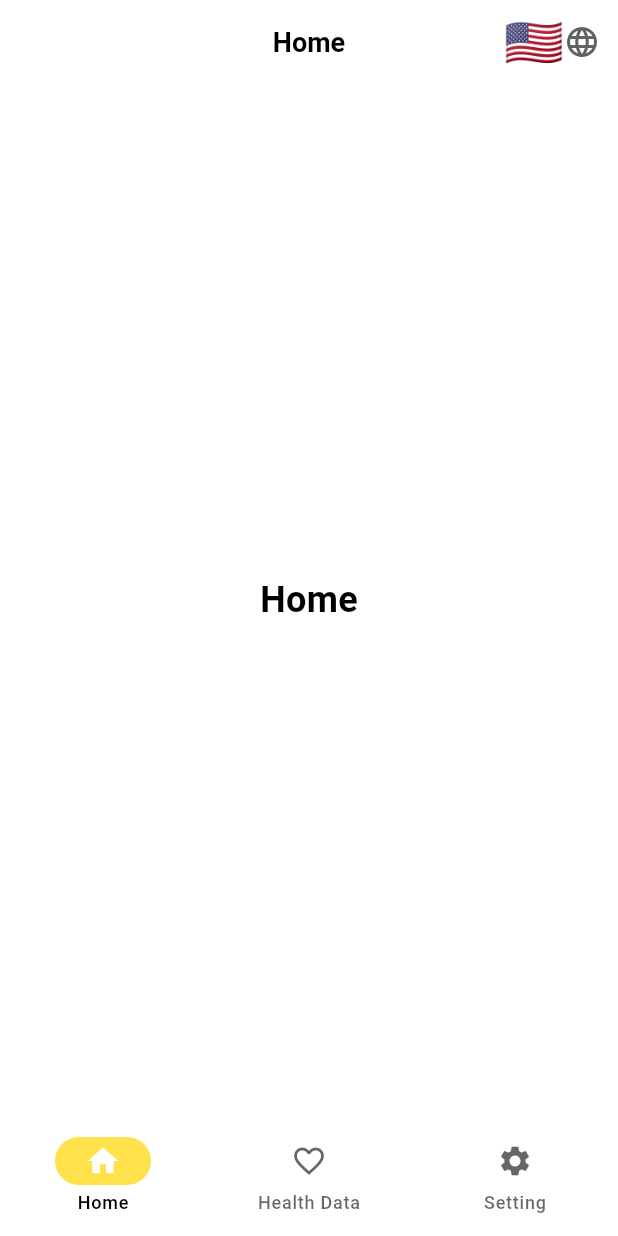
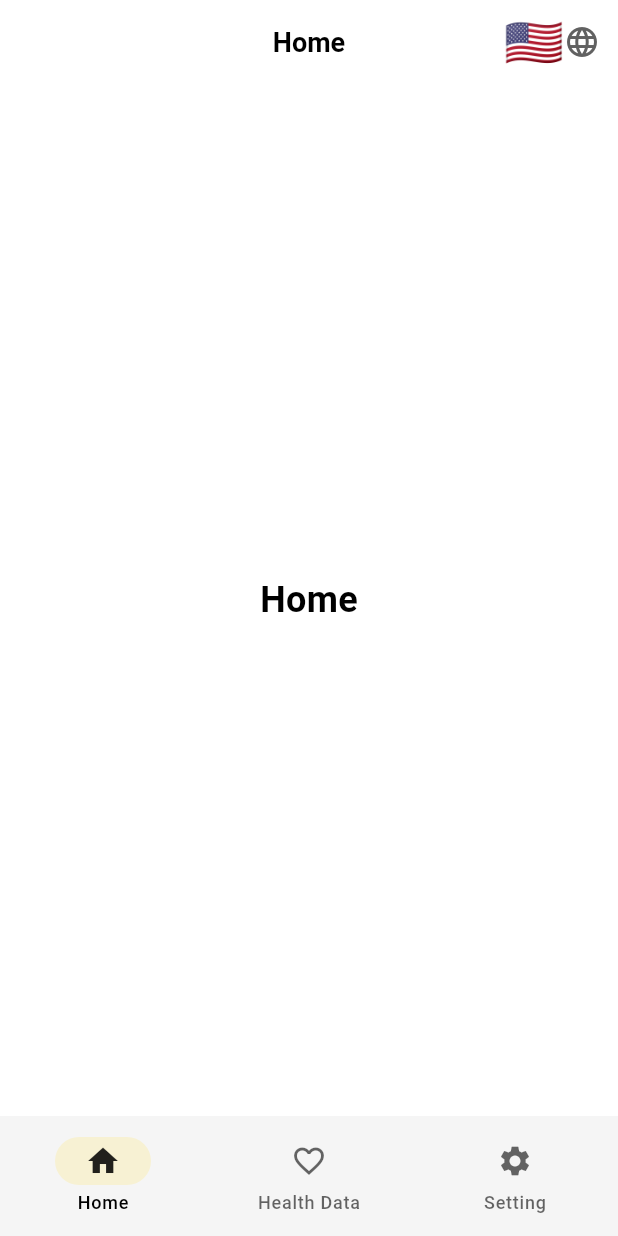
Before and after one commit to arthasyou/capsula_flutter, a Flutter app: the screen it shows after launch, on a phone screen of 412 x 824 dp. Run offline on Flutter 3.47's test engine with Material 3 defaults, Android fonts, the phone set to English and light mode, and no system bars; our stand-ins replace auto_route, dio, flutter_dotenv, form_field_validator, hooks_riverpod, iconsax and 1 more; generated files the repository leaves out were written again; Roboto replaces fonts that are missing (Plus Jakarta).

Commit message:
fix: theme color bug

```diff
--- a/lib/constants/colors.dart
+++ b/lib/constants/colors.dart
@@ -1,34 +1,14 @@
 import 'package:flutter/material.dart';
 
 class ColorConstants {
-  // App Basic Colors
+  // App Basic Colors (Brand Colors)
   static const Color primary = Color(0xFF4B68FF);
   static const Color secondary = Color(0xFFFFE24B);
   static const Color accent = Color(0xFFB0C7FF);
 
-  // Text Colors
-  static const Color textPrimary = Color(0xFF333333);
-  static const Color textSecondary = Color(0xFF6C757D);
-  static const Color textWhite = Colors.white;
-
   // Background Colors
   static const Color light = Color(0xFFF6F6F6);
   static const Color dark = Color(0xFF272727);
-  static const Color primaryBackground = Color(0xFFF3F5FF);
-
-  // Background Container Colors
-  static const Color lightContainer = Color(0xFFF6F6F6);
-  static Color darkContainer = Colors.white.withValues(alpha: 0.1);
-
-  // Button Colors
-  static const Color buttonPrimary = Color(0xFF4B68FF);
-  static const Color buttonSecondary = Color(0xFFFFE24B);
-  static const Color buttonAccent = Color(0xFFB0C7FF);
-  static const Color buttonDisabled = Color(0xFFB0B0B0);
-
-  // Border Colors
-  static const Color borderLight = Color(0xFFD1D1D1);
-  static const Color borderDark = Color(0xFF4B4B4B);
 
   // Error and Validation Colors
   static const Color error = Color(0xFFFF4B4B);
@@ -62,16 +42,16 @@ class ColorConstants {
   );
 
   static MaterialColor primaryMaterialColor =
-      const MaterialColor(0xFF9581FF, <int, Color>{
-        50: Color(0xFFEFECFF),
-        100: Color(0xFFD7D0FF),
-        200: Color(0xFFBDB0FF),
-        300: Color(0xFFA390FF),
-        400: Color(0xFF8F79FF),
-        500: Color(0xFF7B61FF),
-        600: Color(0xFF7359FF),
-        700: Color(0xFF684FFF),
-        800: Color(0xFF5E45FF),
-        900: Color(0xFF6C56DD),
+      const MaterialColor(0xFF4B68FF, <int, Color>{
+        50: Color(0xFFE8ECFF),
+        100: Color(0xFFC5D0FF),
+        200: Color(0xFF9FB1FF),
+        300: Color(0xFF7892FF),
+        400: Color(0xFF5C7AFF),
+        500: Color(0xFF4B68FF),
+        600: Color(0xFF4460FF),
+        700: Color(0xFF3A55FF),
+        800: Color(0xFF314BFF),
+        900: Color(0xFF1F3AFF),
       });
 }
--- a/lib/theme/app_theme.dart
+++ b/lib/theme/app_theme.dart
@@ -35,16 +35,41 @@ class AppTheme {
       scrollbarTheme: scrollbarThemeData,
       dataTableTheme: dataTableLightThemeData,
       colorScheme: ColorScheme.light(
+        // Primary colors
         primary: ColorConstants.primary,
+        onPrimary: Colors.white,
+        primaryContainer: ColorConstants.primary.withValues(alpha: 0.2),
+        onPrimaryContainer: ColorConstants.primary,
+
+        // Secondary colors
         secondary: ColorConstants.secondary,
+        onSecondary: Colors.black87,
+        secondaryContainer: ColorConstants.secondary.withValues(alpha: 0.2),
+        onSecondaryContainer: Colors.black87,
+
+        // Tertiary colors (using accent)
+        tertiary: ColorConstants.accent,
+        onTertiary: Colors.black87,
+        tertiaryContainer: ColorConstants.accent.withValues(alpha: 0.2),
+        onTertiaryContainer: Colors.black87,
+
+        // Surface colors
         surface: Colors.white,
+        onSurface: Colors.black,
+        onSurfaceVariant: Colors.black.withValues(alpha: 0.6),
+        surfaceContainerHighest: Colors.grey[200]!,
+        surfaceContainer: Colors.grey[100]!,
+        surfaceContainerLow: Colors.grey[50]!,
+
+        // Error colors
         error: ColorConstants.error,
-        onPrimary: Colors.white,
-        onSecondary: Colors.white,
-        onSurface: Colors.black,
-        onSurfaceVariant: Colors.black.withOpacity(0.6),
         onError: Colors.white,
-        surfaceContainerHighest: Colors.grey[100]!,
+        errorContainer: ColorConstants.error.withValues(alpha: 0.2),
+        onErrorContainer: ColorConstants.error,
+
+        // Outline colors
+        outline: Colors.grey[400]!,
+        outlineVariant: Colors.grey[300]!,
       ),
     );
   }
@@ -70,16 +95,41 @@ class AppTheme {
       scrollbarTheme: scrollbarThemeData,
       dataTableTheme: dataTableDarkThemeData,
       colorScheme: ColorScheme.dark(
+        // Primary colors
         primary: ColorConstants.primary,
+        onPrimary: Colors.white,
+        primaryContainer: ColorConstants.primary.withValues(alpha: 0.3),
+        onPrimaryContainer: ColorConstants.primary.withValues(alpha: 1.0),
+
+        // Secondary colors
         secondary: ColorConstants.secondary,
+        onSecondary: Colors.black87,
+        secondaryContainer: ColorConstants.secondary.withValues(alpha: 0.3),
+        onSecondaryContainer: ColorConstants.secondary,
+
+        // Tertiary colors (using accent)
+        tertiary: ColorConstants.accent,
+        onTertiary: Colors.black87,
+        tertiaryContainer: ColorConstants.accent.withValues(alpha: 0.3),
+        onTertiaryContainer: ColorConstants.accent,
+
+        // Surface colors
         surface: ColorConstants.dark,
+        onSurface: Colors.white,
+        onSurfaceVariant: Colors.white.withValues(alpha: 0.6),
+        surfaceContainerHighest: Colors.grey[800]!,
+        surfaceContainer: Colors.grey[850]!,
+        surfaceContainerLow: Colors.grey[900]!,
+
+        // Error colors
         error: ColorConstants.error,
-        onPrimary: Colors.white,
-        onSecondary: Colors.white,
-        onSurface: Colors.white,
-        onSurfaceVariant: Colors.white.withOpacity(0.6),
         onError: Colors.white,
-        surfaceContainerHighest: Colors.grey[800]!,
+        errorContainer: ColorConstants.error.withValues(alpha: 0.3),
+        onErrorContainer: ColorConstants.error,
+
+        // Outline colors
+        outline: Colors.grey[600]!,
+        outlineVariant: Colors.grey[700]!,
       ),
     );
   }
--- a/lib/theme/custom_themes/chip_theme.dart
+++ b/lib/theme/custom_themes/chip_theme.dart
@@ -11,7 +11,7 @@ class CustomChipTheme {
 
   static ChipThemeData darkChipTheme = const ChipThemeData(
     disabledColor: Colors.grey,
-    labelStyle: TextStyle(color: Colors.black),
+    labelStyle: TextStyle(color: Colors.white),
     selectedColor: Colors.blue,
     padding: EdgeInsets.symmetric(horizontal: 12.0, vertical: 12.0),
     checkmarkColor: Colors.white,
--- a/lib/theme/custom_themes/elevated_button_theme.dart
+++ b/lib/theme/custom_themes/elevated_button_theme.dart
@@ -1,14 +1,15 @@
 import 'package:flutter/material.dart';
+import '../../constants/colors.dart';
 
 class CustomElevatedButtonTheme {
   static final lightElevatedButtonTheme = ElevatedButtonThemeData(
     style: ElevatedButton.styleFrom(
       elevation: 0,
       foregroundColor: Colors.white,
-      backgroundColor: Colors.blue,
+      backgroundColor: ColorConstants.primary,
       disabledForegroundColor: Colors.grey,
       disabledBackgroundColor: Colors.grey,
-      side: const BorderSide(color: Colors.blue),
+      side: const BorderSide(color: ColorConstants.primary),
       padding: const EdgeInsets.symmetric(vertical: 18),
       textStyle: const TextStyle(
           fontSize: 16, color: Colors.white, fontWeight: FontWeight.w600),
@@ -20,10 +21,10 @@ class CustomElevatedButtonTheme {
     style: ElevatedButton.styleFrom(
       elevation: 0,
       foregroundColor: Colors.white,
-      backgroundColor: Colors.blue,
+      backgroundColor: ColorConstants.primary,
       disabledForegroundColor: Colors.grey,
       disabledBackgroundColor: Colors.grey,
-      side: const BorderSide(color: Colors.blue),
+      side: const BorderSide(color: ColorConstants.primary),
       padding: const EdgeInsets.symmetric(vertical: 18),
       textStyle: const TextStyle(
           fontSize: 16, color: Colors.white, fontWeight: FontWeight.w600),
--- a/lib/theme/custom_themes/text_theme.dart
+++ b/lib/theme/custom_themes/text_theme.dart
@@ -1,70 +1,60 @@
 import 'package:flutter/material.dart';
 
+/// Text Theme without hardcoded colors
+/// Colors will be inherited from ThemeData.colorScheme automatically
 class CustomTextTheme {
   static TextTheme lightTextTheme = TextTheme(
     // headline
     headlineLarge: const TextStyle().copyWith(
       fontSize: 32.0,
       fontWeight: FontWeight.bold,
-      color: Colors.black,
     ),
     headlineMedium: const TextStyle().copyWith(
       fontSize: 24.0,
       fontWeight: FontWeight.w600,
-      color: Colors.black,
     ),
     headlineSmall: const TextStyle().copyWith(
       fontSize: 18.0,
       fontWeight: FontWeight.w500,
-      color: Colors.black,
     ),
     //title
     titleLarge: const TextStyle().copyWith(
       fontSize: 16.0,
       fontWeight: FontWeight.w600,
-      color: Colors.black,
     ),
     titleMedium: const TextStyle().copyWith(
       fontSize: 16.0,
       fontWeight: FontWeight.w500,
-      color: Colors.black,
     ),
     titleSmall: const TextStyle().copyWith(
       fontSize: 16.0,
       fontWeight: FontWeight.w400,
-      color: Colors.black,
     ),
     //body
     bodyLarge: const TextStyle().copyWith(
       fontSize: 14.0,
       fontWeight: FontWeight.w600,
-      color: Colors.black,
     ),
     bodyMedium: const TextStyle().copyWith(
       fontSize: 14.0,
       fontWeight: FontWeight.w500,
-      color: Colors.black,
     ),
     bodySmall: const TextStyle().copyWith(
       fontSize: 14.0,
       fontWeight: FontWeight.w400,
-      color: Colors.black.withValues(alpha: 0.5),
     ),
     //label
     labelLarge: const TextStyle().copyWith(
       fontSize: 12.0,
       fontWeight: FontWeight.w600,
-      color: Colors.black,
     ),
     labelMedium: const TextStyle().copyWith(
       fontSize: 12.0,
       fontWeight: FontWeight.w500,
-      color: Colors.black,
     ),
     labelSmall: const TextStyle().copyWith(
       fontSize: 12.0,
       fontWeight: FontWeight.w400,
-      color: Colors.black.withValues(alpha: 0.5),
     ),
   );
 
@@ -73,65 +63,53 @@ class CustomTextTheme {
     headlineLarge: const TextStyle().copyWith(
       fontSize: 32.0,
       fontWeight: FontWeight.bold,
-      color: Colors.white,
     ),
     headlineMedium: const TextStyle().copyWith(
       fontSize: 24.0,
       fontWeight: FontWeight.w600,
-      color: Colors.white,
     ),
     headlineSmall: const TextStyle().copyWith(
       fontSize: 18.0,
       fontWeight: FontWeight.w500,
-      color: Colors.white,
     ),
     //title
     titleLarge: const TextStyle().copyWith(
       fontSize: 16.0,
       fontWeight: FontWeight.w600,
-      color: Colors.white,
     ),
     titleMedium: const TextStyle().copyWith(
       fontSize: 16.0,
       fontWeight: FontWeight.w500,
-      color: Colors.white,
     ),
     titleSmall: const TextStyle().copyWith(
       fontSize: 16.0,
       fontWeight: FontWeight.w400,
-      color: Colors.white,
     ),
     //body
     bodyLarge: const TextStyle().copyWith(
       fontSize: 14.0,
       fontWeight: FontWeight.w600,
-      color: Colors.white,
     ),
     bodyMedium: const TextStyle().copyWith(
       fontSize: 14.0,
       fontWeight: FontWeight.w500,
-      color: Colors.white,
     ),
     bodySmall: const TextStyle().copyWith(
       fontSize: 14.0,
       fontWeight: FontWeight.w400,
-      color: Colors.white.withValues(alpha: 0.5),
     ),
     //label
     labelLarge: const TextStyle().copyWith(
       fontSize: 12.0,
       fontWeight: FontWeight.w600,
-      color: Colors.white,
     ),
     labelMedium: const TextStyle().copyWith(
       fontSize: 12.0,
       fontWeight: FontWeight.w500,
-      color: Colors.white,
     ),
     labelSmall: const TextStyle().copyWith(
       fontSize: 12.0,
       fontWeight: FontWeight.w400,
-      color: Colors.white.withValues(alpha: 0.5),
     ),
   );
 }
```
Also changed, not shown: lib/main.dart (+5 -2 lines).
